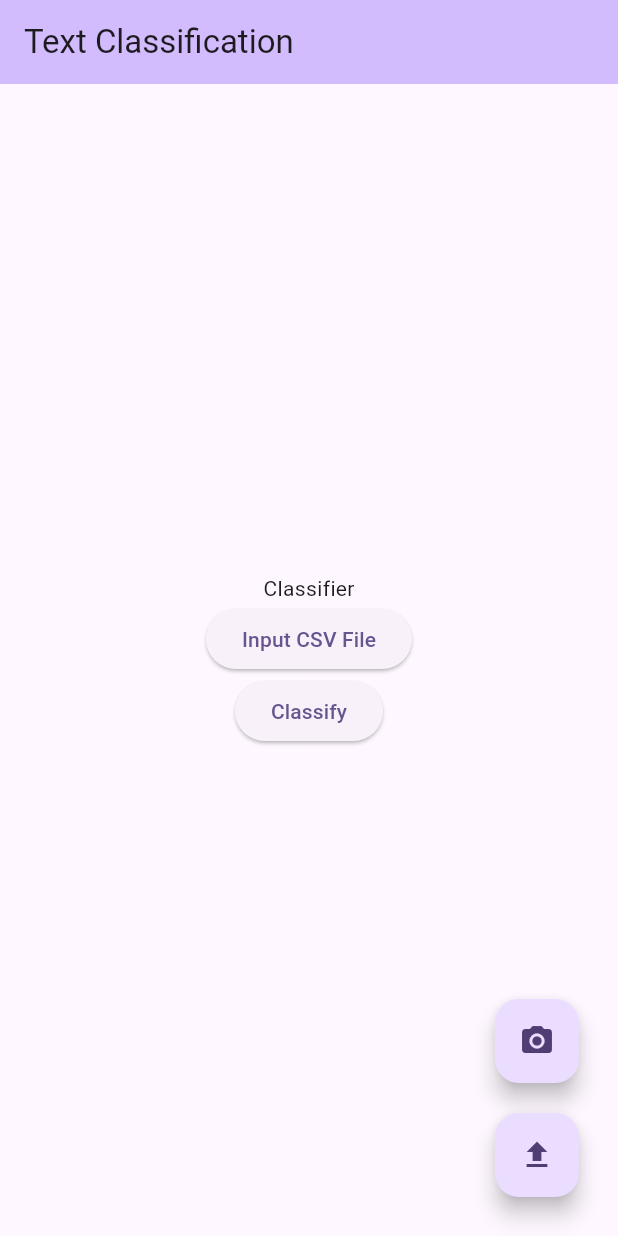
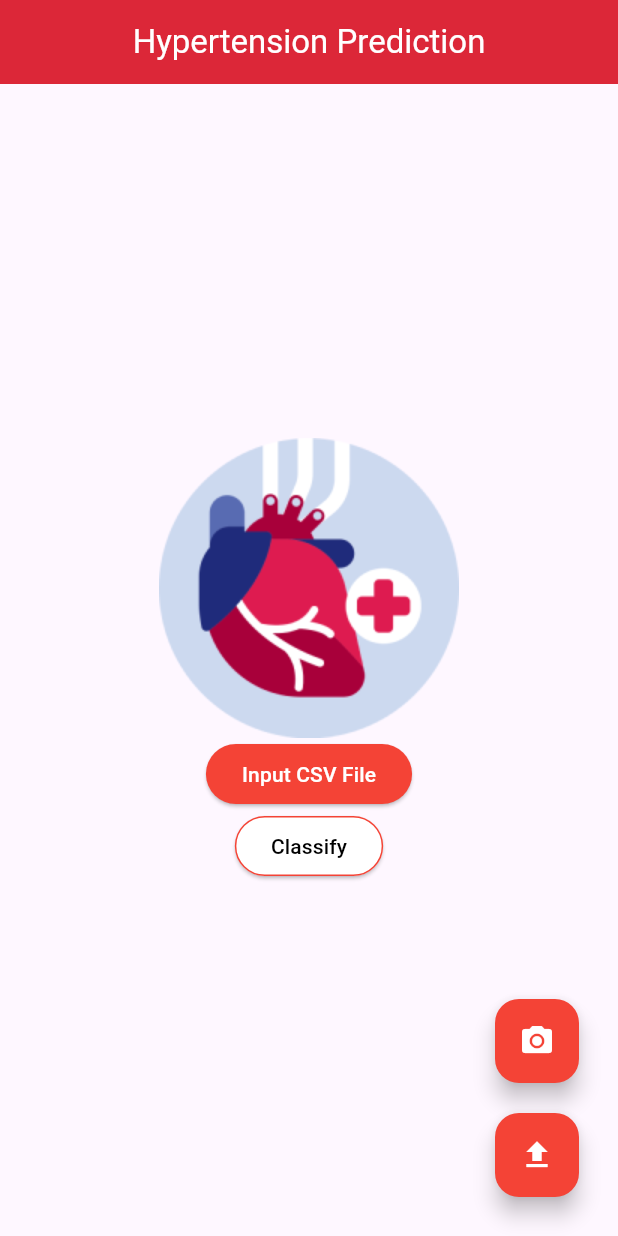
Before and after one commit to dydef23/hypertension_app, a Flutter app: the screen it shows after launch, on a phone screen of 412 x 824 dp. Run offline on Flutter 3.47's test engine with Material 2 defaults, Android fonts, the light colour scheme and no system bars; our stand-ins replace camera, csv, file_picker, google_fonts; missing offline and left inert: qr_code_scanner, tflite, tflite_flutter; project files that could hold a hidden picture were left out.

Commit message:
Adding UI

```diff
--- a/lib/app_theme.dart
+++ b/lib/app_theme.dart
@@ -1,9 +1,14 @@
 import 'package:flutter/material.dart';
 
 class AppTheme {
-  static final String appTitle = 'Text Classification';
+  Color customColor = Color(0xFFDC2738);
+  static final String appTitle = 'Hypertension Prediction';
+  /*static final ThemeData theme = ThemeData(
+    colorScheme: ColorScheme.fromSeed(seedColor: Colors.deepPurple),
+    useMaterial3: true,
+  );*/
   static final ThemeData theme = ThemeData(
-    colorScheme: ColorScheme.fromSeed(seedColor: Colors.deepPurple),
+    primaryColor: Color(0xDC2738), // Ganti dengan kode HEX yang diinginkan
     useMaterial3: true,
   );
 }
--- a/lib/main.dart
+++ b/lib/main.dart
@@ -28,7 +28,7 @@ class MyApp extends StatelessWidget {
     return MaterialApp(
       title: AppTheme.appTitle, // Use the app title from AppTheme
       theme: AppTheme.theme, // Use the theme from AppTheme
-      home: const MyHomePage(title: 'Text Classification'),
+      home: const MyHomePage(title: 'Hypertension Prediction'),
     );
   }
 }
@@ -275,22 +275,38 @@ class _MyHomePageState extends State<MyHomePage> {
   Widget build(BuildContext context) {
     return Scaffold(
       appBar: AppBar(
-        backgroundColor: Theme.of(context).colorScheme.inversePrimary,
-        title: Text(widget.title),
+        /*backgroundColor: Theme.of(context).colorScheme.inversePrimary,*/
+        backgroundColor: Color(0xFFDC2738),
+        centerTitle: true,
+        title: Text(widget.title,
+            style: TextStyle(
+              color: Colors.white, // Mengatur warna teks menjadi putih
+            ),
+          ),
       ),
       body: Center(
         child: Column(
           mainAxisAlignment: MainAxisAlignment.center,
           children: <Widget>[
-            const Text(
+            Image.asset('assets/logo.png'),
+            /*const Text(
               'Classifier',
-            ),
+            ),*/
             ElevatedButton(
               onPressed: _loadCsvData, // Panggil _loadCsvData ketika tombol ditekan.
+              style: ElevatedButton.styleFrom(
+                primary: Colors.red, // Mengatur warna latar belakang tombol menjadi merah
+                onPrimary: Colors.white, // Mengatur warna teks menjadi putih
+              ),
               child: Text('Input CSV File'),
             ),
             ElevatedButton(
-              onPressed: classification, // Panggil _goToPage2 ketika tombol ditekan.
+              onPressed: classification,
+              style: ElevatedButton.styleFrom(
+                primary: Colors.white, // Latar belakang putih
+                onPrimary: Colors.black, // Teks hitam
+                side: BorderSide(color: Colors.red, width: 1.0),  // Border merah
+              ),// Panggil _goToPage2 ketika tombol ditekan.
               child: Text('Classify'),
             ),
             if (_importedFileName != null)
@@ -312,6 +328,8 @@ class _MyHomePageState extends State<MyHomePage> {
             child: FloatingActionButton(
               onPressed: _goToScan,
               tooltip: 'Camera',
+              backgroundColor: Colors.red, // Latar belakang merah
+              foregroundColor: Colors.white,
               child: const Icon(Icons.camera_alt),
             ),
           ),
@@ -320,6 +338,8 @@ class _MyHomePageState extends State<MyHomePage> {
             child: FloatingActionButton(
               onPressed:  _loadCsvData,
               tooltip: 'Import File CSV',
+              backgroundColor: Colors.red, // Latar belakang merah
+              foregroundColor: Colors.white,
               child: const Icon(Icons.file_upload),
             ),
           )
--- a/lib/qr_page.dart
+++ b/lib/qr_page.dart
@@ -70,6 +70,10 @@ class _QRCodePage extends State<qr_page> {
                               mode: LaunchMode.externalApplication,
                             );
                           }),
+                          style: ElevatedButton.styleFrom(
+                            primary: Colors.red, // Mengatur warna latar belakang tombol menjadi merah
+                            onPrimary: Colors.white, // Mengatur warna teks menjadi putih
+                          ),
                           child: const Text('Get Link',
                               style: TextStyle(fontSize: 14)),
                         ),
@@ -81,6 +85,11 @@ class _QRCodePage extends State<qr_page> {
                               await controller?.flipCamera();
                               setState(() {});
                             },
+                            style: ElevatedButton.styleFrom(
+                              primary: Colors.white, // Latar belakang putih
+                              onPrimary: Colors.black, // Teks hitam
+                              side: BorderSide(color: Colors.red, width: 1.0),  // Border merah
+                            ),
                             child: FutureBuilder(
                               future: controller?.getCameraInfo(),
                               builder: (context, snapshot) {
@@ -95,7 +104,7 @@ class _QRCodePage extends State<qr_page> {
                       )
                     ],
                   ),
-                  Row(
+                  /*Row(
                     mainAxisAlignment: MainAxisAlignment.center,
                     crossAxisAlignment: CrossAxisAlignment.center,
                     children: <Widget>[
@@ -110,7 +119,7 @@ class _QRCodePage extends State<qr_page> {
                         ),
                       ),
                     ],
-                  ),
+                  ),*/
                 ],
               ),
             ),
--- a/pubspec.yaml
+++ b/pubspec.yaml
@@ -71,6 +71,7 @@ flutter:
   assets:
     - assets/trained_model.tflite
     - assets/hpu.txt
+    - assets/logo.png
 
   # To add assets to your application, add an assets section, like this:
   # assets:
```
Also changed, not shown: assets/logo.png (added).
